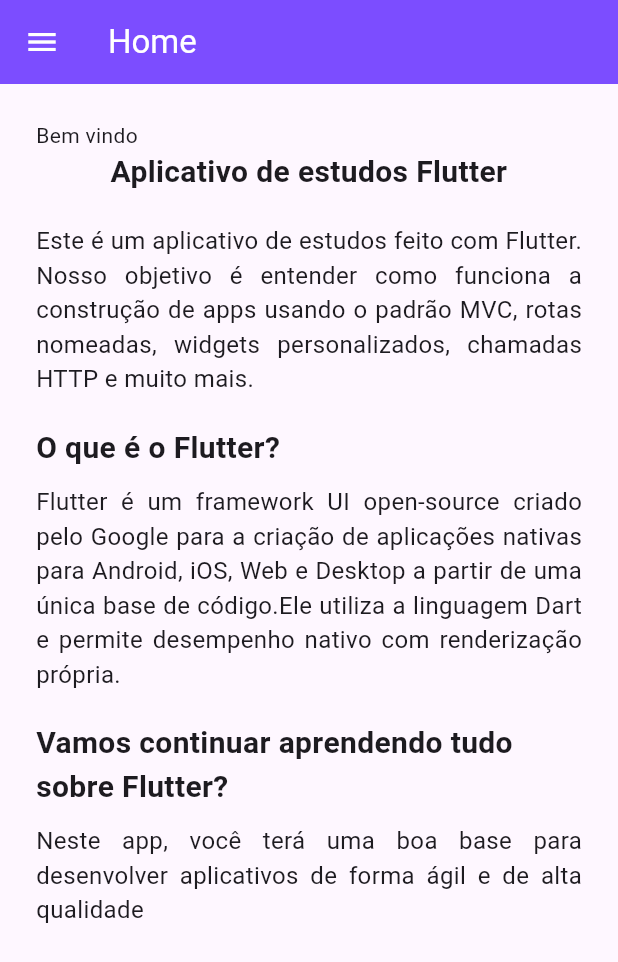
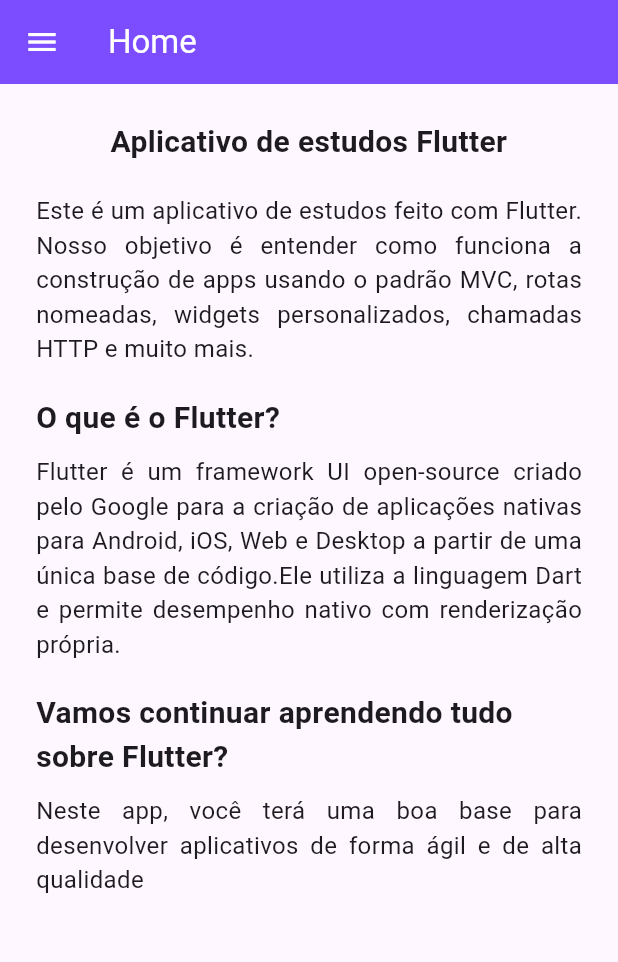
Before and after one commit to VinioVnz/utilidades, a Flutter app: the screen it shows after launch, on a phone screen of 412 x 824 dp. Shown: the top 962 px of the screen. Run offline on Flutter 3.47's test engine with Material 3 defaults, Android fonts, the phone set to English and light mode, and no system bars; our stand-ins replace cloud_firestore, firebase_auth, firebase_core, firebase_remote_config, flutter_bloc, flutter_multi_formatter and 4 more; accounts and stored records are empty; generated files the repository leaves out were written again.

```diff
--- a/lib/src/views/home_view.dart
+++ b/lib/src/views/home_view.dart
@@ -11,9 +11,9 @@ class HomeView extends StatefulWidget {
 
 class _HomeViewState extends State<HomeView> {
 
-  String saudacao = FirebaseRemoteConfig.instance.getString('saudacao');
+  //String saudacao = FirebaseRemoteConfig.instance.getString('saudacao');
 
-  @override
+  /* @override
   void initState(){
     super.initState();
 
@@ -27,7 +27,7 @@ class _HomeViewState extends State<HomeView> {
         });
       }
     });
-  }
+  } */
 
   @override
   Widget build(BuildContext context) {
@@ -35,7 +35,7 @@ class _HomeViewState extends State<HomeView> {
       padding: EdgeInsets.all(24),
       child: ListView(
         children: [
-          Text(saudacao),
+          //Text(saudacao),
           Text(
             "Aplicativo de estudos Flutter",
             style: TextStyle(fontSize: 20, fontWeight: FontWeight.bold),
```
Also changed, not shown: lib/main.dart (+4 -4 lines).
